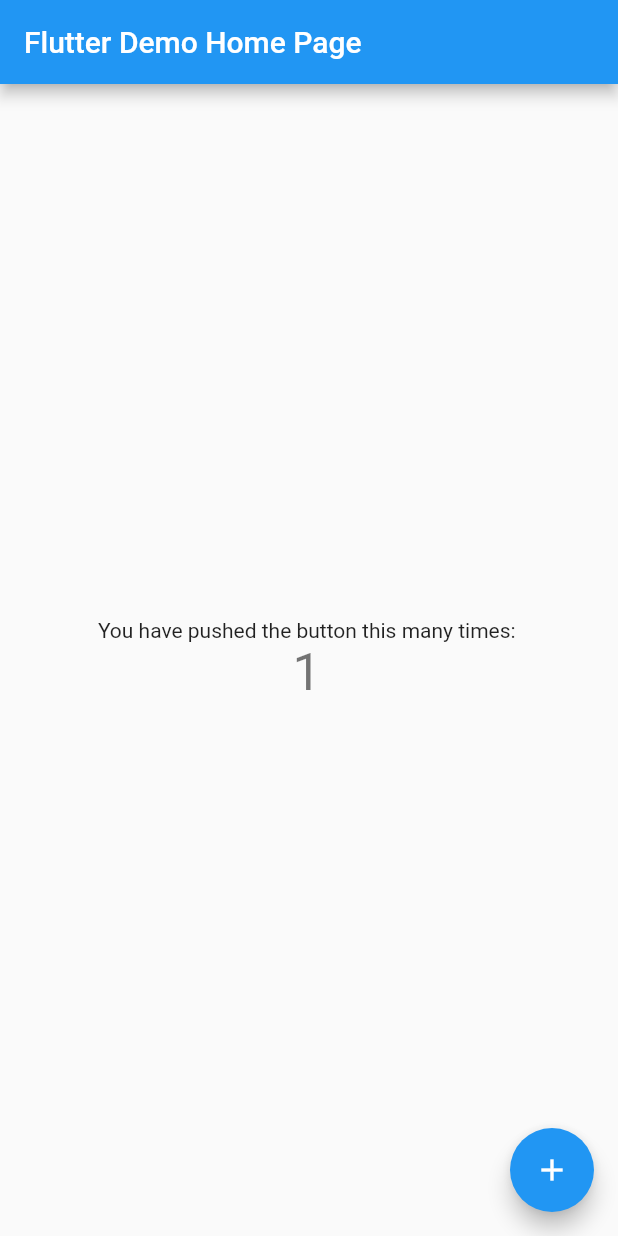
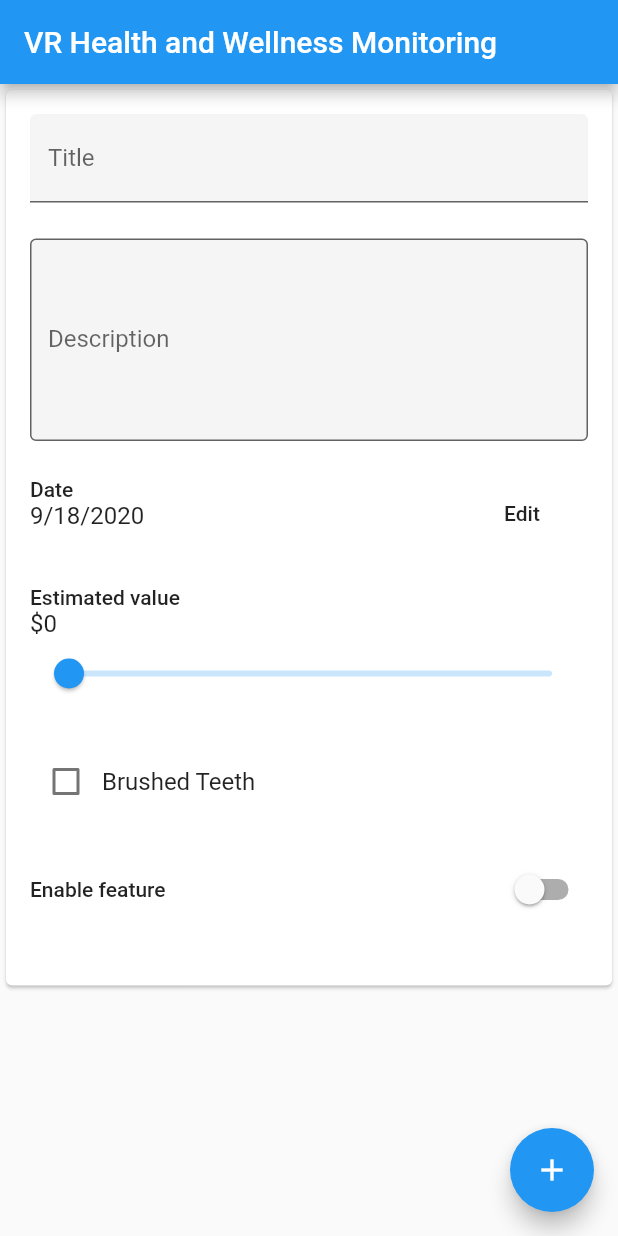
Before and after one commit to akerholten/exerisland-remote-monitoring-platform, a Flutter app: the MyHomePage screen opened directly, after a tap on the "add" icon, on a phone screen of 412 x 824 dp. Run offline on Flutter 3.47's test engine with Material 2 defaults, Android fonts, the phone set to English and light mode, and no system bars.

Commit message:
Inital work with understanding flutter, adding testForm tutorial, different scripts and dependencies

```diff
--- a/frontendflutter/lib/main.dart
+++ b/frontendflutter/lib/main.dart
@@ -1,4 +1,6 @@
 import 'package:flutter/material.dart';
+import 'src/constants.dart';
+import 'src/testForm.dart';
 
 void main() {
   runApp(MyApp());
@@ -26,7 +28,7 @@ class MyApp extends StatelessWidget {
         // closer together (more dense) than on mobile platforms.
         visualDensity: VisualDensity.adaptivePlatformDensity,
       ),
-      home: MyHomePage(title: 'Flutter Demo Home Page'),
+      home: MyHomePage(title: Constants.applicationName),
     );
   }
 }
@@ -51,6 +53,7 @@ class MyHomePage extends StatefulWidget {
 
 class _MyHomePageState extends State<MyHomePage> {
   int _counter = 0;
+  Widget bodyWidget;
 
   void _incrementCounter() {
     setState(() {
@@ -71,13 +74,11 @@ class _MyHomePageState extends State<MyHomePage> {
     // The Flutter framework has been optimized to make rerunning build methods
     // fast, so that you can just rebuild anything that needs updating rather
     // than having to individually change instances of widgets.
-    return Scaffold(
-      appBar: AppBar(
-        // Here we take the value from the MyHomePage object that was created by
-        // the App.build method, and use it to set our appbar title.
-        title: Text(widget.title),
-      ),
-      body: Center(
+    if(_counter % 2 == 1){
+      bodyWidget = FormWidgetsDemo();
+    }
+    else {
+      bodyWidget = Center(
               // Center is a layout widget. It takes a single child and positions it
               // in the middle of the parent.
               child: Column(
@@ -106,7 +107,15 @@ class _MyHomePageState extends State<MyHomePage> {
                   ),
                 ],
               ),
+            );
+    }
+    return Scaffold(
+            appBar: AppBar(
+              // Here we take the value from the MyHomePage object that was created by
+              // the App.build method, and use it to set our appbar title.
+              title: Text(widget.title),
             ),
+            body: bodyWidget,
             floatingActionButton: FloatingActionButton(
               onPressed: _incrementCounter,
               tooltip: 'Increment',
--- /dev/null
+++ b/frontendflutter/lib/src/constants.dart
@@ -0,0 +1,4 @@
+class Constants {
+  static const String applicationName = "VR Health and Wellness Monitoring";
+  static const String backendURL = "http://localhost:8080";
+}
--- /dev/null
+++ b/frontendflutter/lib/src/testForm.dart
@@ -0,0 +1,211 @@
+// Copyright 2020, the Flutter project authors. Please see the AUTHORS file
+// for details. All rights reserved. Use of this source code is governed by a
+// BSD-style license that can be found in the LICENSE file.
+
+import 'package:flutter/material.dart';
+import 'package:intl/intl.dart' as intl;
+
+class FormWidgetsDemo extends StatefulWidget {
+  @override
+  _FormWidgetsDemoState createState() => _FormWidgetsDemoState();
+}
+
+class _FormWidgetsDemoState extends State<FormWidgetsDemo> {
+  final _formKey = GlobalKey<FormState>();
+  String title = '';
+  String description = '';
+  DateTime date = DateTime.now();
+  double maxValue = 0;
+  bool brushedTeeth = false;
+  bool enableFeature = false;
+
+  @override
+  Widget build(BuildContext context) {
+    return Scaffold(
+      body: Form(
+        key: _formKey,
+        child: Scrollbar(
+          child: Align(
+            alignment: Alignment.topCenter,
+            child: Card(
+              child: SingleChildScrollView(
+                padding: EdgeInsets.all(16),
+                child: ConstrainedBox(
+                  constraints: BoxConstraints(maxWidth: 400),
+                  child: Column(
+                    mainAxisAlignment: MainAxisAlignment.center,
+                    crossAxisAlignment: CrossAxisAlignment.center,
+                    children: [
+                      ...[
+                        TextFormField(
+                          decoration: InputDecoration(
+                            filled: true,
+                            hintText: 'Enter a title...',
+                            labelText: 'Title',
+                          ),
+                          onChanged: (value) {
+                            setState(() {
+                              title = value;
+                            });
+                          },
+                        ),
+                        TextFormField(
+                          decoration: InputDecoration(
+                            border: const OutlineInputBorder(),
+                            filled: true,
+                            hintText: 'Enter a description...',
+                            labelText: 'Description',
+                          ),
+                          onChanged: (value) {
+                            description = value;
+                          },
+                          maxLines: 5,
+                        ),
+                        _FormDatePicker(
+                          date: date,
+                          onChanged: (value) {
+                            setState(() {
+                              date = value;
+                            });
+                          },
+                        ),
+                        Column(
+                          mainAxisAlignment: MainAxisAlignment.start,
+                          crossAxisAlignment: CrossAxisAlignment.start,
+                          children: [
+                            Row(
+                              mainAxisAlignment: MainAxisAlignment.spaceBetween,
+                              children: [
+                                Text(
+                                  'Estimated value',
+                                  style: Theme.of(context).textTheme.bodyText1,
+                                ),
+                              ],
+                            ),
+                            Text(
+                              intl.NumberFormat.currency(
+                                      symbol: "\$", decimalDigits: 0)
+                                  .format(maxValue),
+                              style: Theme.of(context).textTheme.subtitle1,
+                            ),
+                            Slider(
+                              min: 0,
+                              max: 500,
+                              divisions: 500,
+                              value: maxValue,
+                              onChanged: (value) {
+                                setState(() {
+                                  maxValue = value;
+                                });
+                              },
+                            ),
+                          ],
+                        ),
+                        Row(
+                          mainAxisAlignment: MainAxisAlignment.start,
+                          crossAxisAlignment: CrossAxisAlignment.center,
+                          children: [
+                            Checkbox(
+                              value: brushedTeeth,
+                              onChanged: (checked) {
+                                setState(() {
+                                  brushedTeeth = checked;
+                                });
+                              },
+                            ),
+                            Text('Brushed Teeth',
+                                style: Theme.of(context).textTheme.subtitle1),
+                          ],
+                        ),
+                        Row(
+                          mainAxisAlignment: MainAxisAlignment.spaceBetween,
+                          crossAxisAlignment: CrossAxisAlignment.center,
+                          children: [
+                            Text('Enable feature',
+                                style: Theme.of(context).textTheme.bodyText1),
+                            Switch(
+                              value: enableFeature,
+                              onChanged: (enabled) {
+                                setState(() {
+                                  enableFeature = enabled;
+                                });
+                              },
+                            ),
+                          ],
+                        ),
+                      ].expand(
+                        (widget) => [
+                          widget,
+                          SizedBox(
+                            height: 24,
+                          )
+                        ],
+                      )
+                    ],
+                  ),
+                ),
+              ),
+            ),
+          ),
+        ),
+      ),
+    );
+  }
+}
+
+class _FormDatePicker extends StatefulWidget {
+  final DateTime date;
+  final ValueChanged onChanged;
+
+  _FormDatePicker({
+    this.date,
+    this.onChanged,
+  });
+
+  @override
+  _FormDatePickerState createState() => _FormDatePickerState();
+}
+
+class _FormDatePickerState extends State<_FormDatePicker> {
+  @override
+  Widget build(BuildContext context) {
+    return Row(
+      crossAxisAlignment: CrossAxisAlignment.start,
+      mainAxisAlignment: MainAxisAlignment.spaceBetween,
+      children: [
+        Column(
+          crossAxisAlignment: CrossAxisAlignment.start,
+          mainAxisAlignment: MainAxisAlignment.spaceAround,
+          children: [
+            Text(
+              'Date',
+              style: Theme.of(context).textTheme.bodyText1,
+            ),
+            Text(
+              intl.DateFormat.yMd().format(widget.date),
+              style: Theme.of(context).textTheme.subtitle1,
+            ),
+          ],
+        ),
+        FlatButton(
+          child: Text('Edit'),
+          onPressed: () async {
+            var newDate = await showDatePicker(
+              context: context,
+              initialDate: widget.date,
+              firstDate: DateTime(1900),
+              lastDate: DateTime(2100),
+            );
+
+            // Don't change the date if the date picker returns null.
+            if (newDate == null) {
+              return;
+            }
+
+            widget.onChanged(newDate);
+          },
+        )
+      ],
+    );
+  }
+}
--- a/frontendflutter/pubspec.yaml
+++ b/frontendflutter/pubspec.yaml
@@ -23,6 +23,7 @@ environment:
 dependencies:
   flutter:
     sdk: flutter
+  intl: ^0.16.1 # For testForm.dart, can be removed later
 
 
   # The following adds the Cupertino Icons font to your application.
```
Also changed, not shown: frontendflutter/lib/src/login.dart (added), frontendflutter/lib/src/signup.dart (added), frontendflutter/lib/src/therapistOverview.dart (added), frontendflutter/pubspec.lock. Lines whose indentation alone changed are shown as unchanged.
